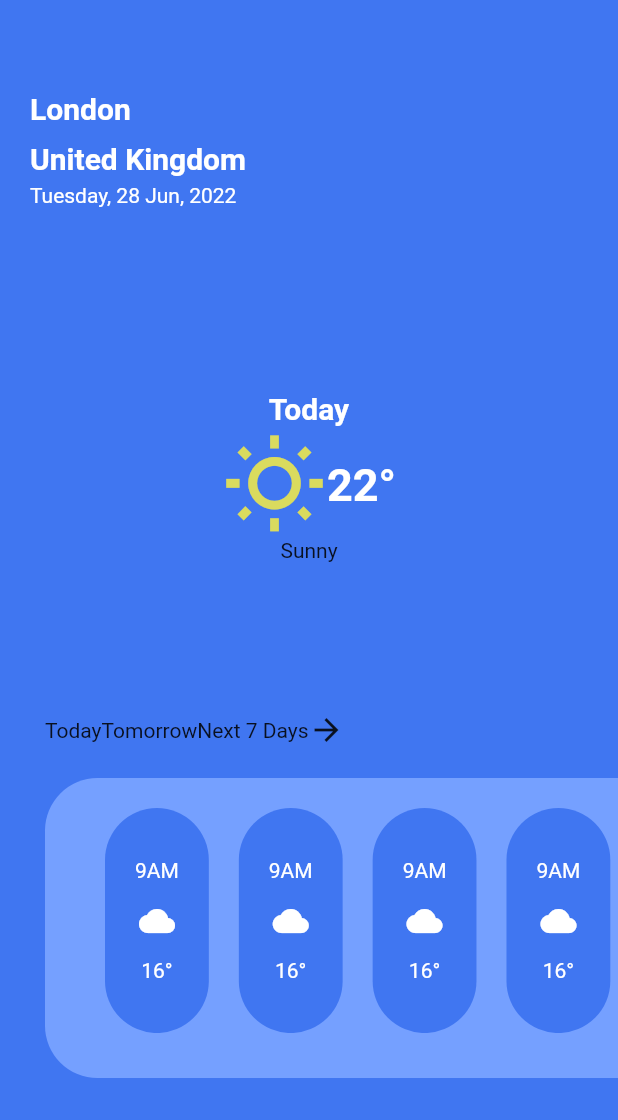
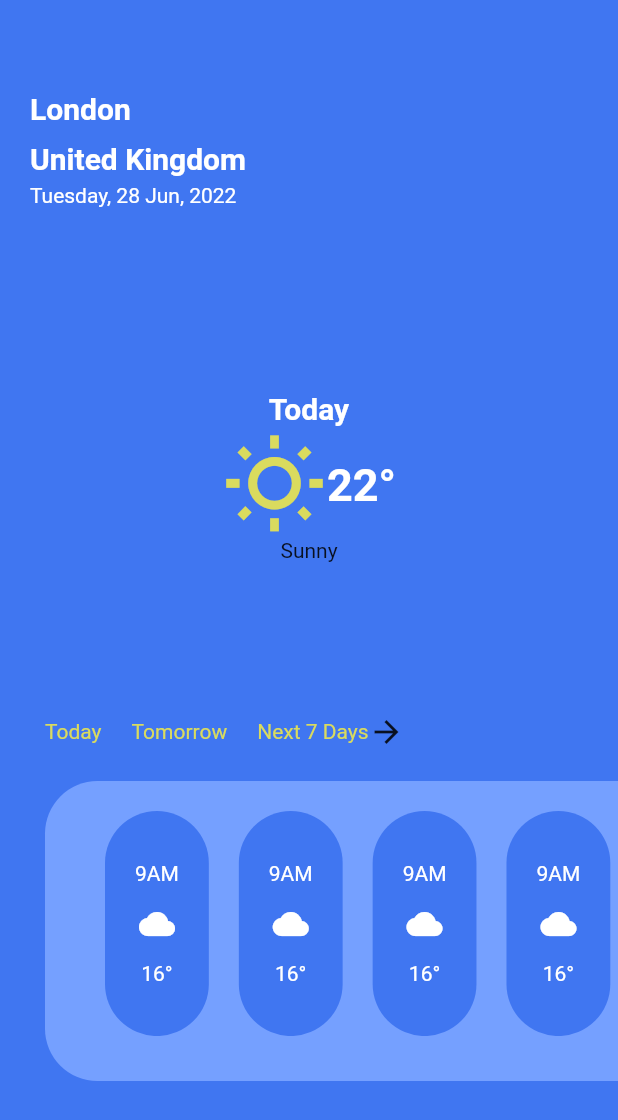
Before and after one commit to BashirYesufu/TalentQL, a Flutter app: the screen it shows after launch, on a phone screen of 412 x 824 dp. Shown: the top 1120 px of the screen. Run offline on Flutter 3.47's test engine with Material 2 defaults, Android fonts, the phone set to English and light mode, and no system bars; our stand-ins replace geolocator.

```diff
--- a/lib/components/app_text.dart
+++ b/lib/components/app_text.dart
@@ -5,14 +5,16 @@ class AppText extends StatelessWidget {
   const AppText({
     Key? key,
     required this.text,
+    this.style = AppTextStyles.kWhiteBold20,
   }) : super(key: key);
   final String text;
+  final TextStyle style;
 
   @override
   Widget build(BuildContext context) {
     return Padding(
       padding: const EdgeInsets.symmetric(vertical: 5.0),
-      child: Text(text, style: AppTextStyles.kWhiteBold20,),
+      child: Text(text, style: style),
     );
   }
 }
--- /dev/null
+++ b/lib/constants/api_endpoints.dart
@@ -0,0 +1,7 @@
+class APIEndpoints {
+
+  static const apiKEY = '';
+
+  static String oneTimeCall({required String lat, required String lon}) => 'https://api.openweathermap.org/data/3.0/onecall?lat=$lat&lon=$lon&appid=$apiKEY';
+  static String fiveDayForecast({required String lat, required String lon}) => 'api.openweathermap.org/data/2.5/forecast?lat=$lat&lon=$lon&appid=$apiKEY';
+}
--- a/lib/constants/textstyles.dart
+++ b/lib/constants/textstyles.dart
@@ -21,4 +21,8 @@ class AppTextStyles{
     color: AppColors.white,
     fontSize: 14,
   );
+  static const kGold14= TextStyle(
+    color: AppColors.gold,
+    fontSize: 14,
+  );
 }
--- a/lib/screens/home_screen.dart
+++ b/lib/screens/home_screen.dart
@@ -52,13 +52,16 @@ class HomeScreen extends StatelessWidget {
             margin: EdgeInsets.only(left: 30, bottom: 20),
             child: Row(
               children: [
-                Text('Today'),
-                Text('Tomorrow'),
+                AppText(text: 'Today', style: AppTextStyles.kGold14,),
+                Padding(
+                  padding: const EdgeInsets.symmetric(horizontal: 20.0),
+                  child: Text('Tomorrow', style: AppTextStyles.kGold14,),
+                ),
                 InkWell(
                   onTap: ()=>Navigator.pushNamed(context, SevenDayScreen.screenID),
                   child: Row(
                     children: [
-                      Text('Next 7 Days'),
+                      Text('Next 7 Days', style: AppTextStyles.kGold14,),
                       Icon(Icons.arrow_forward_sharp)
                     ],
                   ),
--- a/lib/screens/seven_screen.dart
+++ b/lib/screens/seven_screen.dart
@@ -1,7 +1,6 @@
 import 'package:flutter/material.dart';
 import 'package:talent_ql/components/app_scaffold.dart';
 import 'package:talent_ql/constants/textstyles.dart';
-
 import '../components/seven_day_row.dart';
 
 class SevenDayScreen extends StatelessWidget {
```
Also changed, not shown: lib/services/weather_service.dart (added), 1 other file.
